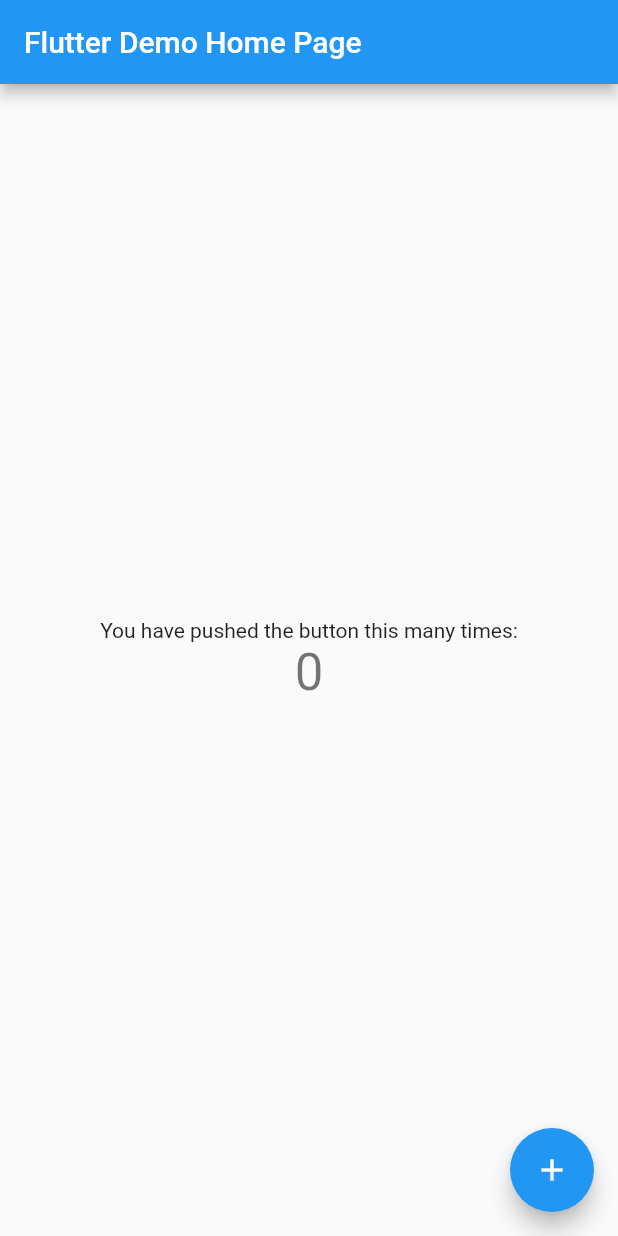
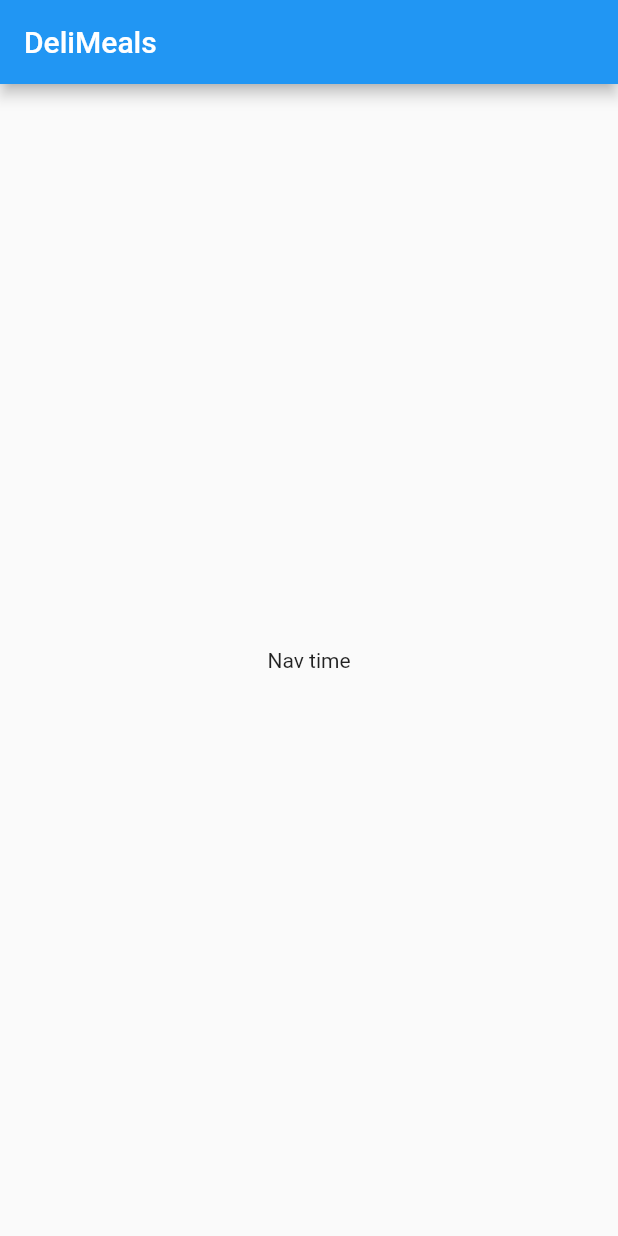
Before and after one commit to apramodya/flutter-meal-app, a Flutter app: the screen it shows after launch, on a phone screen of 412 x 824 dp. Run offline on Flutter 3.47's test engine with Material 2 defaults, Android fonts, the phone set to English and light mode, and no system bars.

Commit message:
clear home screen

```diff
--- a/meal_app/lib/main.dart
+++ b/meal_app/lib/main.dart
@@ -9,109 +9,31 @@ class MyApp extends StatelessWidget {
   @override
   Widget build(BuildContext context) {
     return MaterialApp(
-      title: 'Flutter Demo',
+      title: 'DeliMeals',
       theme: ThemeData(
-        // This is the theme of your application.
-        //
-        // Try running your application with "flutter run". You'll see the
-        // application has a blue toolbar. Then, without quitting the app, try
-        // changing the primarySwatch below to Colors.green and then invoke
-        // "hot reload" (press "r" in the console where you ran "flutter run",
-        // or simply save your changes to "hot reload" in a Flutter IDE).
-        // Notice that the counter didn't reset back to zero; the application
-        // is not restarted.
         primarySwatch: Colors.blue,
-        // This makes the visual density adapt to the platform that you run
-        // the app on. For desktop platforms, the controls will be smaller and
-        // closer together (more dense) than on mobile platforms.
         visualDensity: VisualDensity.adaptivePlatformDensity,
       ),
-      home: MyHomePage(title: 'Flutter Demo Home Page'),
+      home: MyHomePage(),
     );
   }
 }
 
 class MyHomePage extends StatefulWidget {
-  MyHomePage({Key key, this.title}) : super(key: key);
-
-  // This widget is the home page of your application. It is stateful, meaning
-  // that it has a State object (defined below) that contains fields that affect
-  // how it looks.
-
-  // This class is the configuration for the state. It holds the values (in this
-  // case the title) provided by the parent (in this case the App widget) and
-  // used by the build method of the State. Fields in a Widget subclass are
-  // always marked "final".
-
-  final String title;
-
   @override
   _MyHomePageState createState() => _MyHomePageState();
 }
 
 class _MyHomePageState extends State<MyHomePage> {
-  int _counter = 0;
-
-  void _incrementCounter() {
-    setState(() {
-      // This call to setState tells the Flutter framework that something has
-      // changed in this State, which causes it to rerun the build method below
-      // so that the display can reflect the updated values. If we changed
-      // _counter without calling setState(), then the build method would not be
-      // called again, and so nothing would appear to happen.
-      _counter++;
-    });
-  }
-
   @override
   Widget build(BuildContext context) {
-    // This method is rerun every time setState is called, for instance as done
-    // by the _incrementCounter method above.
-    //
-    // The Flutter framework has been optimized to make rerunning build methods
-    // fast, so that you can just rebuild anything that needs updating rather
-    // than having to individually change instances of widgets.
     return Scaffold(
       appBar: AppBar(
-        // Here we take the value from the MyHomePage object that was created by
-        // the App.build method, and use it to set our appbar title.
-        title: Text(widget.title),
+        title: Text('DeliMeals'),
       ),
       body: Center(
-        // Center is a layout widget. It takes a single child and positions it
-        // in the middle of the parent.
-        child: Column(
-          // Column is also a layout widget. It takes a list of children and
-          // arranges them vertically. By default, it sizes itself to fit its
-          // children horizontally, and tries to be as tall as its parent.
-          //
-          // Invoke "debug painting" (press "p" in the console, choose the
-          // "Toggle Debug Paint" action from the Flutter Inspector in Android
-          // Studio, or the "Toggle Debug Paint" command in Visual Studio Code)
-          // to see the wireframe for each widget.
-          //
-          // Column has various properties to control how it sizes itself and
-          // how it positions its children. Here we use mainAxisAlignment to
-          // center the children vertically; the main axis here is the vertical
-          // axis because Columns are vertical (the cross axis would be
-          // horizontal).
-          mainAxisAlignment: MainAxisAlignment.center,
-          children: <Widget>[
-            Text(
-              'You have pushed the button this many times:',
-            ),
-            Text(
-              '$_counter',
-              style: Theme.of(context).textTheme.headline4,
-            ),
-          ],
-        ),
+        child: Text('Nav time'),
       ),
-      floatingActionButton: FloatingActionButton(
-        onPressed: _incrementCounter,
-        tooltip: 'Increment',
-        child: Icon(Icons.add),
-      ), // This trailing comma makes auto-formatting nicer for build methods.
     );
   }
 }
```
Also changed, not shown: meal_app/lib/categories_screen.dart (added).
